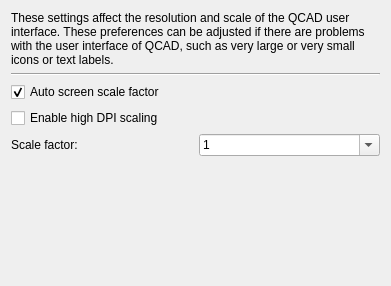
The window that scripts/Edit/AppPreferences/UiPreferences/PreferencesPage.ui (qcad/qcad) describes before a commit, drawn with Qt 5.
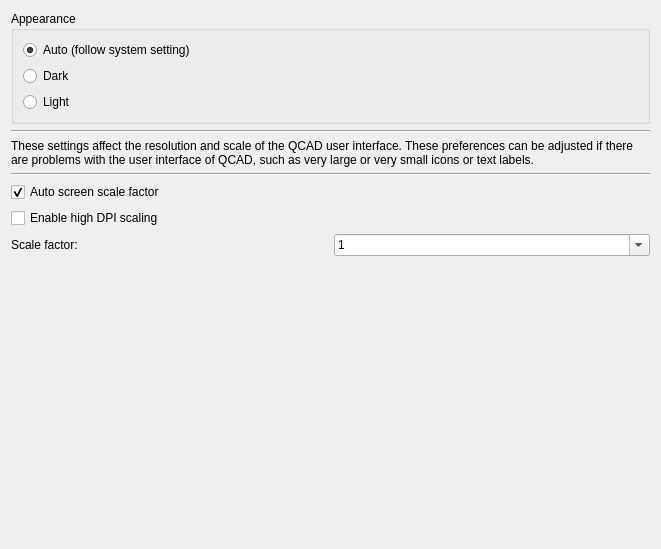
The same window after the commit.

Commit message: allow user to manually change between light/dark mode

Patch:
```diff
--- a/scripts/Edit/AppPreferences/UiPreferences/PreferencesPage.ui
+++ b/scripts/Edit/AppPreferences/UiPreferences/PreferencesPage.ui
@@ -6,11 +6,51 @@
    <rect>
     <x>0</x>
     <y>0</y>
-    <width>391</width>
-    <height>286</height>
+    <width>661</width>
+    <height>549</height>
    </rect>
   </property>
   <layout class="QVBoxLayout" name="verticalLayout">
+   <item>
+    <widget class="QGroupBox" name="Appearance">
+     <property name="title">
+      <string>Appearance</string>
+     </property>
+     <layout class="QVBoxLayout" name="verticalLayoutAppearance">
+      <item>
+       <widget class="QRadioButton" name="Auto">
+        <property name="text">
+         <string>Auto (follow system setting)</string>
+        </property>
+        <property name="checked">
+         <bool>true</bool>
+        </property>
+       </widget>
+      </item>
+      <item>
+       <widget class="QRadioButton" name="Dark">
+        <property name="text">
+         <string>Dark</string>
+        </property>
+       </widget>
+      </item>
+      <item>
+       <widget class="QRadioButton" name="Light">
+        <property name="text">
+         <string>Light</string>
+        </property>
+       </widget>
+      </item>
+     </layout>
+    </widget>
+   </item>
+   <item>
+    <widget class="Line" name="lineAppearance">
+     <property name="orientation">
+      <enum>Qt::Orientation::Horizontal</enum>
+     </property>
+    </widget>
+   </item>
    <item>
     <widget class="QLabel" name="label_2">
      <property name="text">
```
Left out of the diff: 4 changed lines with no effect on the pictures. The commit also changes 4 other files.
